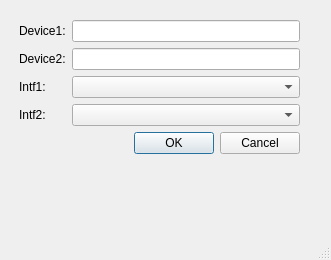
Qt form SnmpMonitorV3/linkwindow.ui (fer-nando/projetoLaudelino) before a commit.
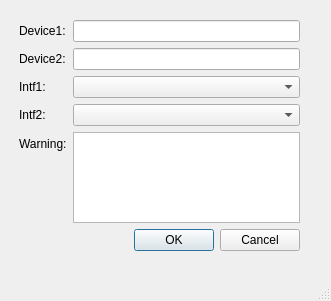
The same form after that commit.

Diff of the .ui file:
```diff
--- a/SnmpMonitorV3/linkwindow.ui
+++ b/SnmpMonitorV3/linkwindow.ui
@@ -7,7 +7,7 @@
     <x>0</x>
     <y>0</y>
     <width>331</width>
-    <height>260</height>
+    <height>301</height>
    </rect>
   </property>
   <property name="windowTitle">
@@ -29,7 +29,7 @@
        <x>9</x>
        <y>10</y>
        <width>281</width>
-       <height>181</height>
+       <height>231</height>
       </rect>
      </property>
      <layout class="QFormLayout" name="formLayout">
@@ -67,7 +67,7 @@
       <item row="1" column="1">
        <widget class="QLineEdit" name="lineDevice2"/>
       </item>
-      <item row="4" column="1">
+      <item row="5" column="1">
        <widget class="QDialogButtonBox" name="buttonBox">
         <property name="standardButtons">
          <set>QDialogButtonBox::Cancel|QDialogButtonBox::Ok</set>
@@ -80,6 +80,16 @@
       <item row="3" column="1">
        <widget class="QComboBox" name="comboIntf2"/>
       </item>
+      <item row="4" column="0">
+       <widget class="QLabel" name="label">
+        <property name="text">
+         <string>Warning:</string>
+        </property>
+       </widget>
+      </item>
+      <item row="4" column="1">
+       <widget class="QTextEdit" name="textWarning"/>
+      </item>
      </layout>
     </widget>
    </widget>
```
